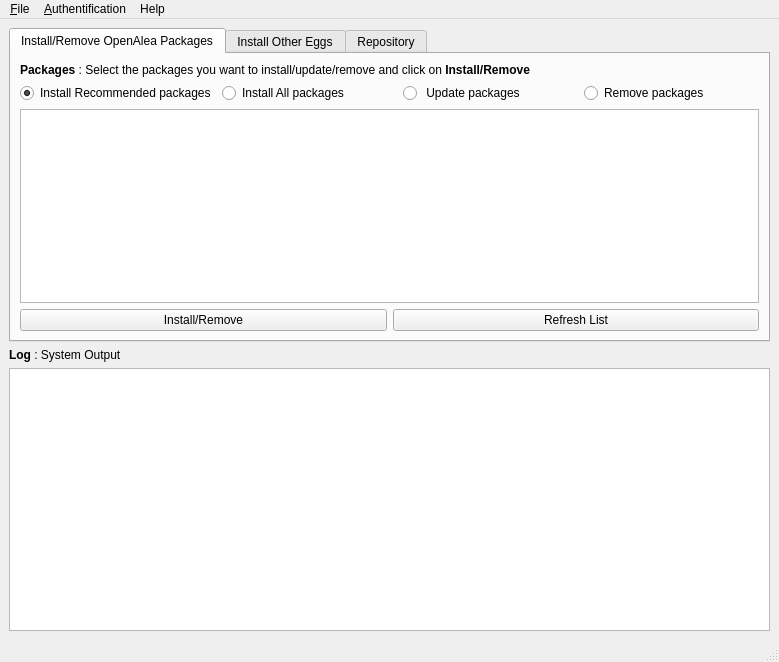
First picture: the form in deploygui/src/openalea/deploygui/resources/mainwindow.ui, repository openalea/openalea, before the edit.
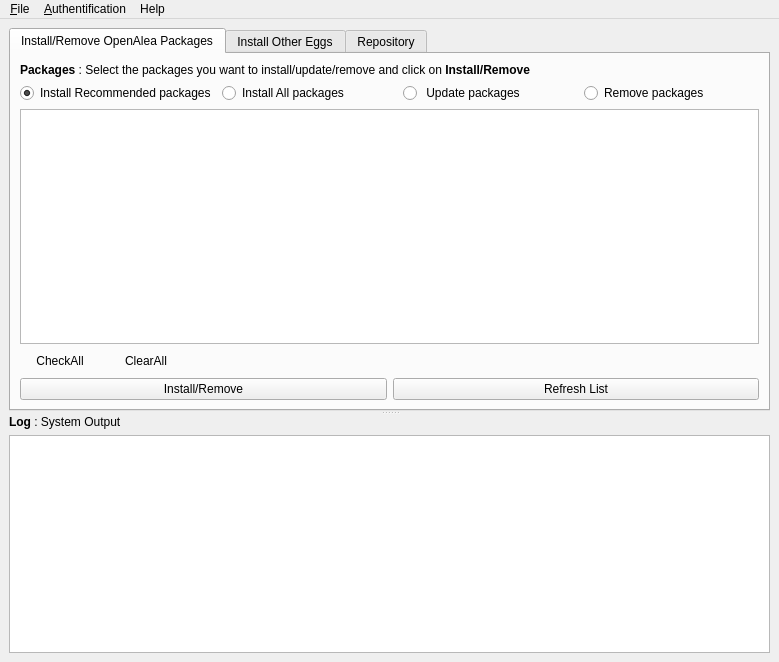
Second picture: the form after the edit. Icons and pictures are not drawn.

Commit message: Add check all, clear all button in deploy

The edit to the form file:
```diff
--- a/deploygui/src/openalea/deploygui/resources/mainwindow.ui
+++ b/deploygui/src/openalea/deploygui/resources/mainwindow.ui
@@ -18,6 +18,10 @@
   <widget class="QWidget" name="centralwidget" >
    <layout class="QVBoxLayout" >
     <item>
+     <widget class="QSplitter" name="splitter" >
+      <property name="orientation" >
+       <enum>Qt::Vertical</enum>
+      </property>
      <widget class="QTabWidget" name="tabWidget" >
       <property name="currentIndex" >
        <number>0</number>
@@ -85,6 +89,43 @@
           </property>
          </widget>
         </item>
+         <item>
+          <layout class="QHBoxLayout" >
+           <item>
+            <widget class="QPushButton" name="checkAll" >
+             <property name="text" >
+              <string>CheckAll</string>
+             </property>
+             <property name="flat" >
+              <bool>true</bool>
+             </property>
+            </widget>
+           </item>
+           <item>
+            <widget class="QPushButton" name="ClearAll" >
+             <property name="text" >
+              <string>ClearAll</string>
+             </property>
+             <property name="flat" >
+              <bool>true</bool>
+             </property>
+            </widget>
+           </item>
+           <item>
+            <spacer>
+             <property name="orientation" >
+              <enum>Qt::Horizontal</enum>
+             </property>
+             <property name="sizeHint" >
+              <size>
+               <width>521</width>
+               <height>20</height>
+              </size>
+             </property>
+            </spacer>
+           </item>
+          </layout>
+         </item>
         <item>
          <layout class="QHBoxLayout" >
           <property name="spacing" >
@@ -239,7 +280,8 @@
        </layout>
       </widget>
      </widget>
-    </item>
+      <widget class="QWidget" name="" >
+       <layout class="QVBoxLayout" >
     <item>
      <widget class="QLabel" name="label_3" >
       <property name="text" >
@@ -259,6 +301,10 @@
     </item>
    </layout>
   </widget>
+     </widget>
+    </item>
+   </layout>
+  </widget>
   <widget class="QMenuBar" name="menubar" >
    <property name="geometry" >
     <rect>
@@ -291,7 +337,6 @@
    <addaction name="menuAuthentification" />
    <addaction name="menuHelp" />
   </widget>
-  <widget class="QStatusBar" name="statusbar" />
   <action name="actionCookie_Session" >
    <property name="text" >
     <string>INRIA GForge Session</string>
```
Left out of the diff: 6 changed lines with no effect on the pictures. Lines whose indentation alone changed are shown as unchanged. The commit also changes 2 other files.
